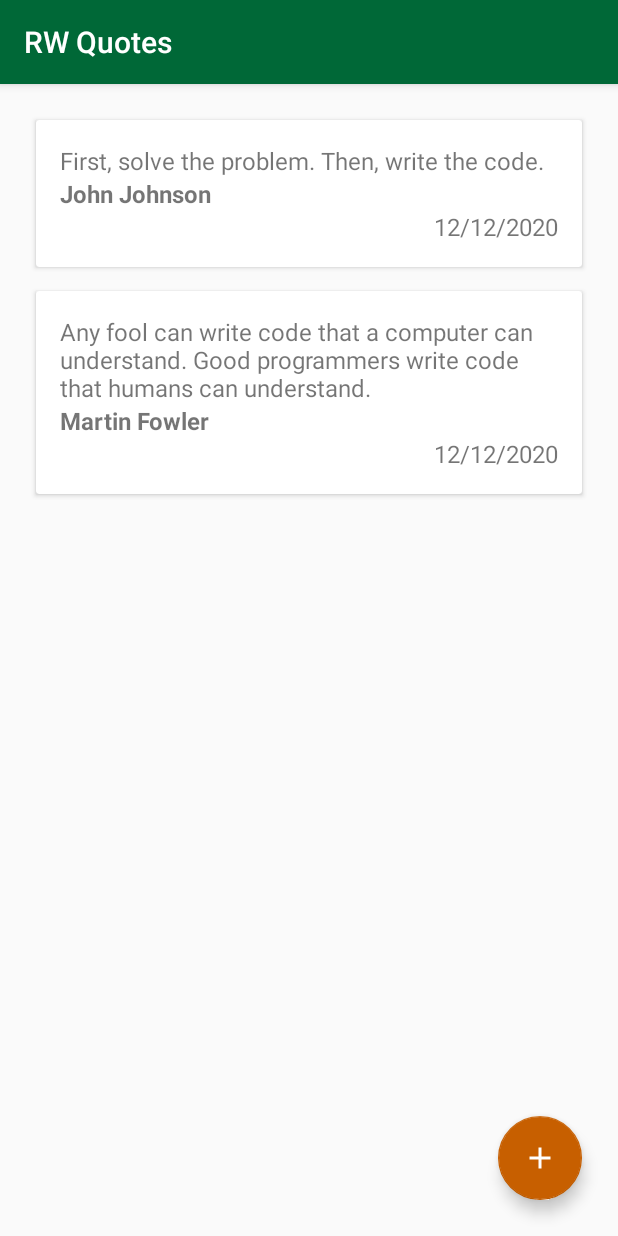
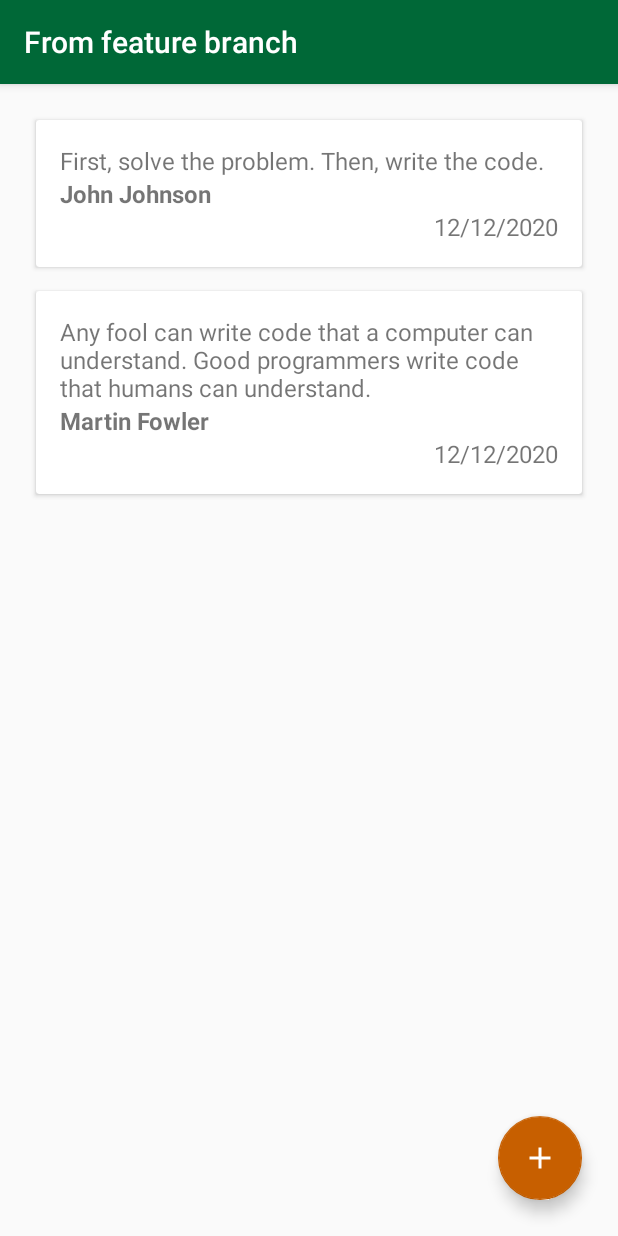
Before and after one commit to azurmop/RwQuotes, an Android app: the screen it shows after launch (MainActivity), on a phone screen of 412 x 824 dp. Run offline under Robolectric (Android 15) with nearby library versions, the phone set to English and light mode, and no system bars; our stand-ins replace Room's generated code, Timber.

Commit message:
Change title

```diff
--- a/app/src/main/java/com/raywenderlich/android/rwquotes/ui/MainActivity.kt
+++ b/app/src/main/java/com/raywenderlich/android/rwquotes/ui/MainActivity.kt
@@ -66,6 +66,8 @@ class MainActivity : AppCompatActivity() {
         super.onCreate(savedInstanceState)
         activityMainBinding = ActivityMainBinding.inflate(layoutInflater)
         setContentView(activityMainBinding.root)
+
+        supportActionBar?.title = "From feature branch"
 
         quotesViewModel = ViewModelProvider(
             this,
```
